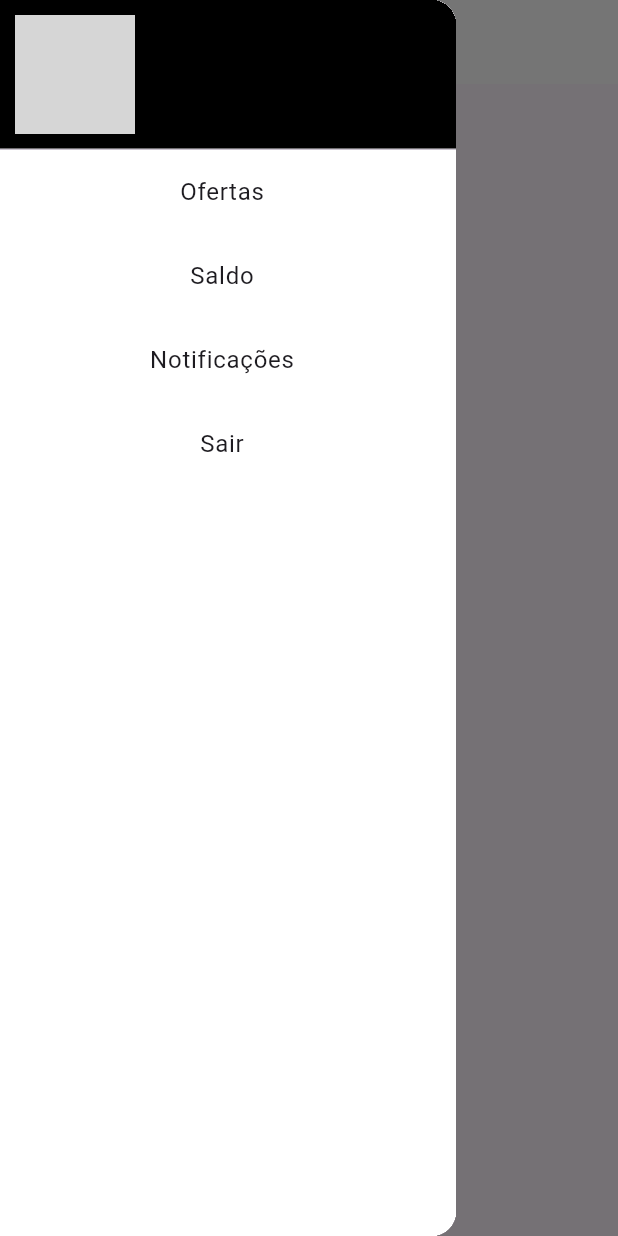
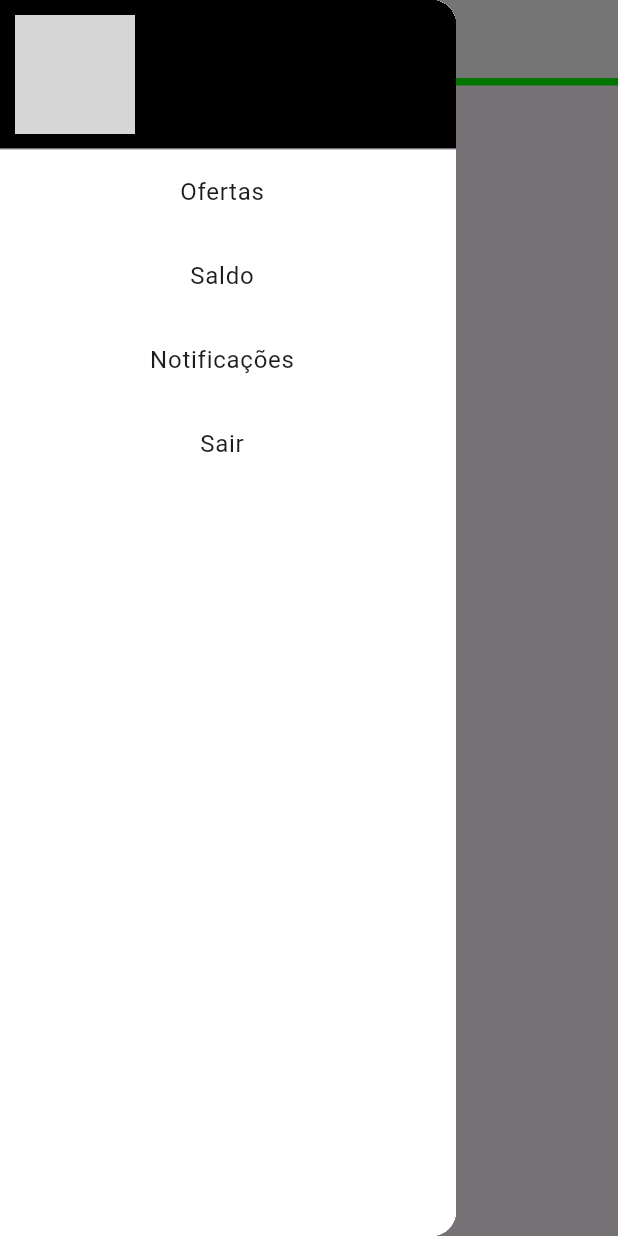
Before and after one commit to fxnxllxsa/gurizote, a Flutter app: the screen it shows after launch, with the side drawer open, on a phone screen of 412 x 824 dp. Run offline on Flutter 3.47's test engine with Material 3 defaults, Android fonts, the light colour scheme and no system bars; network calls fail; statements that could not run were skipped; grey boxes are pictures that could not be loaded.

Commit message:
chupar e tals

```diff
--- a/gurizote/lib/main.dart
+++ b/gurizote/lib/main.dart
@@ -1,6 +1,27 @@
 import 'package:flutter/material.dart';
 import 'package:gurizote/screens/home_screen.dart';
+import 'package:gurizote/screens/profile_screen.dart';
 
 void main() {
   runApp(const MyApp());
 }
+
+class MyApp extends StatelessWidget {
+  const MyApp({Key? key}) : super(key: key);
+
+  @override
+  Widget build(BuildContext context) {
+    return MaterialApp(
+      home: const MyHomePage(title: 'Sexo 02'),
+      routes: {
+        '/home': (context) => const MyHomePage(title: 'Home'),
+        '/profile': (context) => const ProfileScreen(title: 'Profile'),
+        '/settings': (context) => const MyHomePage(title: 'Settings'),
+        '/sair': (context) => const MyHomePage(title: 'Sair'),
+        '/notificacoes': (context) => const MyHomePage(title: 'Notificações'),
+        '/ofertas': (context) => const MyHomePage(title: 'Ofertas'),
+        '/saldo': (context) => const MyHomePage(title: 'Saldo'),
+      },
+    );
+  }
+}
--- a/gurizote/lib/screens/home_screen.dart
+++ b/gurizote/lib/screens/home_screen.dart
@@ -1,6 +1,6 @@
 import 'package:flutter/material.dart';
-import 'package:gurizote/main.dart';
 import 'package:gurizote/utils/profile_avatar.dart';
+import 'package:gurizote/screens/profile_screen.dart';
 
 class MyApp extends StatelessWidget {
   const MyApp({super.key});
@@ -11,10 +11,16 @@ class MyApp extends StatelessWidget {
     return MaterialApp(
       title: 'Flutter',
       theme: ThemeData(
-
         colorScheme: ColorScheme.fromSeed(seedColor: const Color.fromARGB(255, 139, 95, 216)),
       ),
       home: const MyHomePage(title: 'Home Page'),
+      routes: {
+        '/ofertas': (context) => const MyHomePage(title: 'Ofertas'),
+        '/saldo': (context) => const MyHomePage(title: 'Saldo'),
+        '/notificacoes': (context) => const MyHomePage(title: 'Notificações'),
+        '/sair': (context) => const MyHomePage(title: 'Sair'),
+        '/profile': (context) => const ProfileScreen(title: 'Profile'),
+      },
     );
   }
 }
@@ -35,6 +41,16 @@ class _MyHomePageState extends State<MyHomePage> {
       appBar: AppBar(
         backgroundColor: Color.fromARGB(255, 255, 255, 255),
         title: Text(widget.title),
+        foregroundColor: Color.fromARGB(255, 0, 0, 0),
+        bottom: PreferredSize(
+          preferredSize: Size.fromHeight(1.0),
+          child: Container(
+            color: Color.fromARGB(255, 0, 255, 0),
+            height: 5.0,
+        //  style: BorderStyle.solid,
+        ),
+       ),
+       iconTheme: ,
       ),
       drawer: Drawer(
         child: Container(
@@ -54,8 +70,10 @@ class _MyHomePageState extends State<MyHomePage> {
                     child: Padding(
                       padding: const EdgeInsets.all(10.0), // Ajuste a margem conforme necessário
                       child: ProfileAvatar(
-                        imageUrl: 'https://kanto.legiaodosherois.com.br/w250-h250-gnw-cfill-q95-gcc/wp-content/uploads/2021/07/legiao_Ry1hNJoxOzpY.jpg.webp',
-                        onTap: () => Navigator.pushNamed(context, '/perfil'),
+                        imageUrl: 'https://www.patioestadualparana.org/web/fotos/lotes_1374_impreza-2-0-2-0-16v-h4_patioestadualparana.org_zzd663720f8c.jpeg',
+                        onTap: () {
+                          Navigator.pushNamed(context, '/profile');
+                        },
                       ),
                     ),
                   ),
--- a/gurizote/lib/utils/profile_avatar.dart
+++ b/gurizote/lib/utils/profile_avatar.dart
@@ -13,7 +13,7 @@ class ProfileAvatar extends StatelessWidget {
       child: Hero(
         tag: 'Profile Picture',
         child: CircleAvatar(
-          backgroundImage: NetworkImage('https://kanto.legiaodosherois.com.br/w250-h250-gnw-cfill-q95-gcc/wp-content/uploads/2021/07/legiao_Ry1hNJoxOzpY.jpg.webp'),
+          backgroundImage: NetworkImage('https://www.patioestadualparana.org/web/fotos/lotes_1374_impreza-2-0-2-0-16v-h4_patioestadualparana.org_zzd663720f8c.jpeg'),
           radius: 40, // Ajuste o tamanho conforme necessário
         ),
       ),
```
Also changed, not shown: gurizote/lib/screens/profile_screen.dart (+16 -1 lines), gurizote/lib/widgets/notifications_popup.dart (added), 1 other file.
